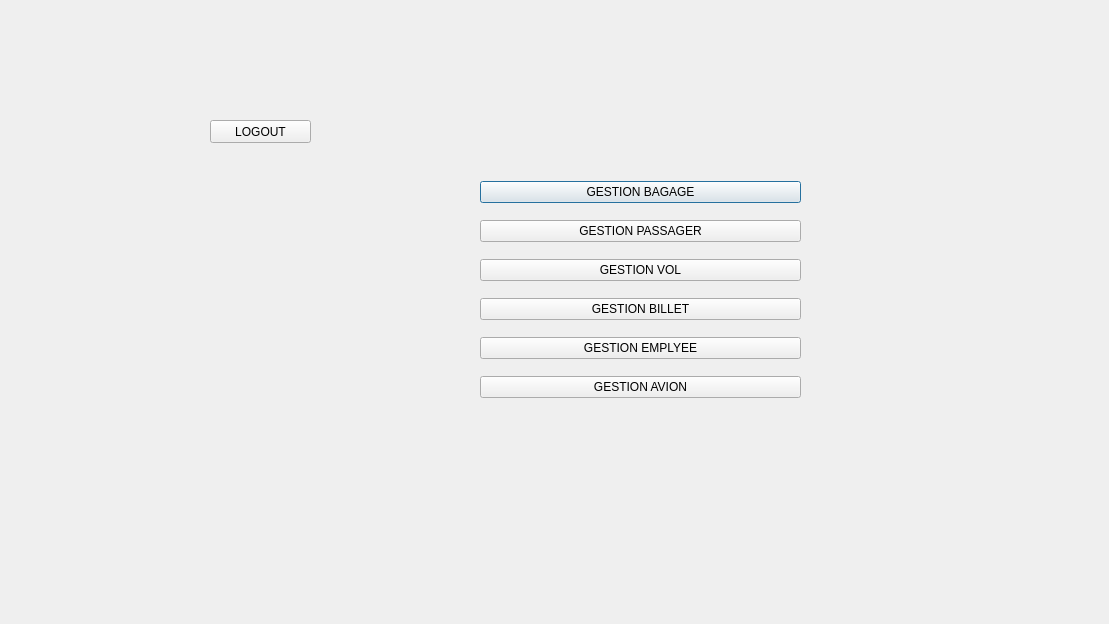
This is menu.ui in anasjoo/projet_Airport1 as Qt 5 draws it before an edit. The edited form follows.
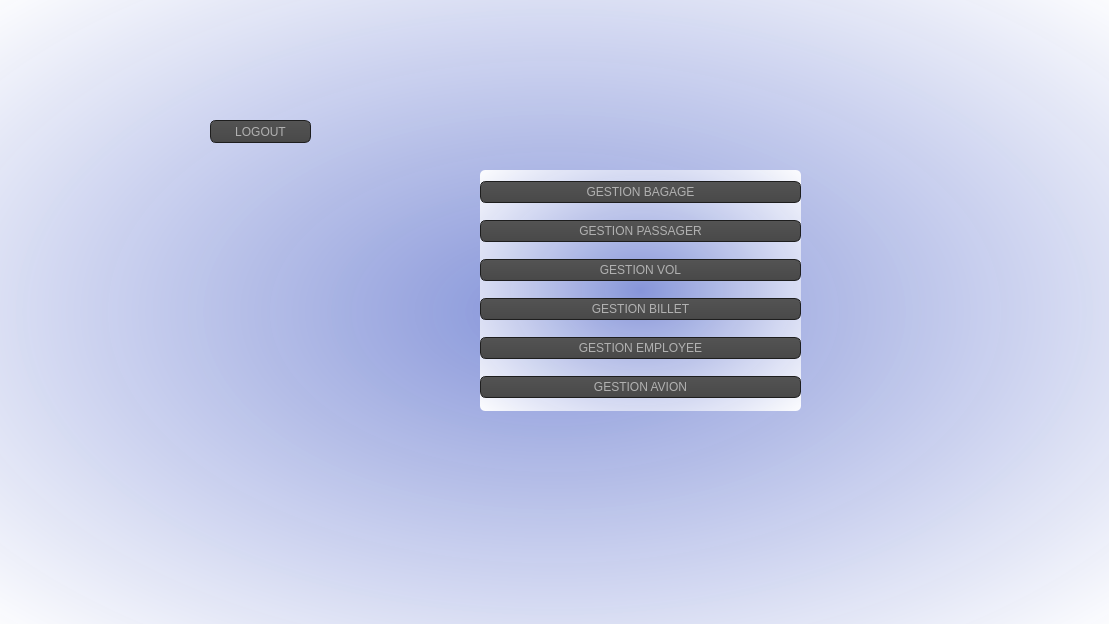
This is the edited form. Icons and pictures are not drawn.

```diff
--- a/menu.ui
+++ b/menu.ui
@@ -13,6 +13,963 @@
   <property name="windowTitle">
    <string>Dialog</string>
   </property>
+  <property name="styleSheet">
+   <string notr="true">QToolTip
+
+{
+
+     border: 1px solid black;
+
+     background-color: #ffa02f;
+
+     padding: 1px;
+
+     border-radius: 3px;
+
+     opacity: 100;
+
+}
+
+QFrame
+
+{
+
+	background-color: rgb(98, 98, 98);
+
+}
+
+
+
+QWidget
+
+{
+
+/* widget-&gt;setStyleSheet(&quot;background-color: transparent;&quot;);
+
+widget-&gt;setWindowFlags(Qt::FramelessWindowHint);   //No windowing
+
+widget-&gt;setAttribute(Qt::WA_TranslucentBackground); // No background*/
+
+	color: rgb(0, 0, 0);
+
+ /*  color: #b1b1b1;*/
+
+ 
+
+	background-color: qradialgradient(spread:pad, cx:0.5, cy:0.5, radius:0.732, fx:0.5, fy:0.5, stop:0 rgba(134, 149, 217, 245), stop:1 rgba(255, 255, 255, 255));
+
+	/*background-color: qradialgradient(spread:pad, cx:0.5, cy:0.5, radius:0.752, fx:0.513, fy:0.511364, stop:0 rgba(93, 63, 211, 255), stop:1 rgba(255, 255, 255, 255));*/
+
+
+
+  padding: 1px;
+
+   /* border-style: solid;
+
+  /*  border: 1px solid #1e1e1e;*/
+
+    border-radius: 5;
+
+  /* background-color: #674ea7;*/
+
+/*#323232; loun el page mtaa e l ajout w mtaa el supprimer w el adition w el affichage */
+
+}
+
+
+
+QWidget:item:hover
+
+{
+
+    background-color: QLinearGradient( x1: 0, y1: 0, x2: 0, y2: 1, stop: 0 #ffa02f, stop: 1 #ca0619);
+
+    color: #000000;
+
+}
+
+
+
+QWidget:item:selected
+
+{
+
+    background-color: QLinearGradient( x1: 0, y1: 0, x2: 0, y2: 1, stop: 0 #ffa02f, stop: 1 #d7801a);
+
+}
+
+
+
+QMenuBar::item
+
+{
+
+    background: transparent;
+
+}
+
+
+
+QMenuBar::item:selected
+
+{
+
+    background: transparent;
+
+    border: 1px solid #ffaa00;
+
+}
+
+
+
+QMenuBar::item:pressed
+
+{
+
+    background: #444;
+
+    border: 1px solid #000;
+
+    background-color: QLinearGradient(
+
+        x1:0, y1:0,
+
+        x2:0, y2:1,
+
+        stop:1 #212121,
+
+        stop:0.4 #343434/*,
+
+        stop:0.2 #343434,
+
+        stop:0.1 #ffaa00*/
+
+    );
+
+    margin-bottom:-1px;
+
+    padding-bottom:1px;
+
+}
+
+
+
+QMenu
+
+{
+
+    border: 1px solid #000;
+
+}
+
+
+
+QMenu::item
+
+{
+
+    padding: 2px 20px 2px 20px;
+
+}
+
+
+
+QMenu::item:selected
+
+{
+
+    color: #000000;
+
+}
+
+
+
+QWidget:disabled
+
+{
+
+    color: #404040;
+
+    background-color: #323232;
+
+}
+
+
+
+QAbstractItemView
+
+{
+
+    background-color: QLinearGradient( x1: 0, y1: 0, x2: 0, y2: 1, stop: 0 #4d4d4d, stop: 0.1 #646464, stop: 1 #5d5d5d);
+
+}
+
+
+
+QWidget:focus
+
+{
+
+    /*border: 2px solid QLinearGradient( x1: 0, y1: 0, x2: 0, y2: 1, stop: 0 #ffa02f, stop: 1 #d7801a);*/
+
+}
+
+
+
+QLineEdit
+
+{
+
+    background-color: QLinearGradient( x1: 0, y1: 0, x2: 0, y2: 1, stop: 0 #4d4d4d, stop: 0 #646464, stop: 1 #5d5d5d);
+
+    padding: 1px;
+
+    border-style: solid;
+
+    border: 1px solid #1e1e1e;
+
+    border-radius: 5;
+
+}
+
+
+
+QPushButton
+
+{
+
+    color: #b1b1b1;
+
+    background-color: QLinearGradient( x1: 0, y1: 0, x2: 0, y2: 1, stop: 0 #565656, stop: 0.1 #525252, stop: 0.5 #4e4e4e, stop: 0.9 #4a4a4a, stop: 1 #464646);
+
+    border-width: 1px;
+
+    border-color: #1e1e1e;
+
+    border-style: solid;
+
+    border-radius: 6;
+
+    padding: 3px;
+
+    font-size: 12px;
+
+    padding-left: 5px;
+
+    padding-right: 5px;
+
+}
+
+
+
+QPushButton:pressed
+
+{
+
+    background-color: QLinearGradient( x1: 0, y1: 0, x2: 0, y2: 1, stop: 0 #2d2d2d, stop: 0.1 #2b2b2b, stop: 0.5 #292929, stop: 0.9 #282828, stop: 1 #252525);
+
+}
+
+
+
+QComboBox
+
+{
+
+    selection-background-color: #ffaa00;
+
+    background-color: QLinearGradient( x1: 0, y1: 0, x2: 0, y2: 1, stop: 0 #565656, stop: 0.1 #525252, stop: 0.5 #4e4e4e, stop: 0.9 #4a4a4a, stop: 1 #464646);
+
+    border-style: solid;
+
+    border: 1px solid #1e1e1e;
+
+    border-radius: 5;
+
+}
+
+
+
+QComboBox:hover,QPushButton:hover
+
+{
+
+    border: 2px solid QLinearGradient( x1: 0, y1: 0, x2: 0, y2: 1, stop: 0 #ffa02f, stop: 1 #d7801a);
+
+}
+
+
+
+
+
+QComboBox:on
+
+{
+
+    padding-top: 3px;
+
+    padding-left: 4px;
+
+    background-color: QLinearGradient( x1: 0, y1: 0, x2: 0, y2: 1, stop: 0 #2d2d2d, stop: 0.1 #2b2b2b, stop: 0.5 #292929, stop: 0.9 #282828, stop: 1 #252525);
+
+    selection-background-color: #ffaa00;
+
+}
+
+
+
+QComboBox QAbstractItemView
+
+{
+
+    border: 2px solid darkgray;
+
+    selection-background-color: QLinearGradient( x1: 0, y1: 0, x2: 0, y2: 1, stop: 0 #ffa02f, stop: 1 #d7801a);
+
+}
+
+
+
+QComboBox::drop-down
+
+{
+
+     subcontrol-origin: padding;
+
+     subcontrol-position: top right;
+
+     width: 15px;
+
+
+
+     border-left-width: 0px;
+
+     border-left-color: darkgray;
+
+     border-left-style: solid; /* just a single line */
+
+     border-top-right-radius: 3px; /* same radius as the QComboBox */
+
+     border-bottom-right-radius: 3px;
+
+ }
+
+
+
+QComboBox::down-arrow
+
+{
+
+     image: url(:/down_arrow.png);
+
+}
+
+
+
+QGroupBox:focus
+
+{
+
+border: 2px solid QLinearGradient( x1: 0, y1: 0, x2: 0, y2: 1, stop: 0 #ffa02f, stop: 1 #d7801a);
+
+}
+
+
+
+QTextEdit:focus
+
+{
+
+    border: 2px solid QLinearGradient( x1: 0, y1: 0, x2: 0, y2: 1, stop: 0 #ffa02f, stop: 1 #d7801a);
+
+}
+
+
+
+QScrollBar:horizontal {
+
+     border: 1px solid #222222;
+
+     background: QLinearGradient( x1: 0, y1: 0, x2: 0, y2: 1, stop: 0.0 #121212, stop: 0.2 #282828, stop: 1 #484848);
+
+     height: 7px;
+
+     margin: 0px 16px 0 16px;
+
+}
+
+
+
+QScrollBar::handle:horizontal
+
+{
+
+      background: QLinearGradient( x1: 0, y1: 0, x2: 1, y2: 0, stop: 0 #ffa02f, stop: 0.5 #d7801a, stop: 1 #ffa02f);
+
+      min-height: 20px;
+
+      border-radius: 2px;
+
+}
+
+
+
+QScrollBar::add-line:horizontal {
+
+      border: 1px solid #1b1b19;
+
+      border-radius: 2px;
+
+      background: QLinearGradient( x1: 0, y1: 0, x2: 1, y2: 0, stop: 0 #ffa02f, stop: 1 #d7801a);
+
+      width: 14px;
+
+      subcontrol-position: right;
+
+      subcontrol-origin: margin;
+
+}
+
+
+
+QScrollBar::sub-line:horizontal {
+
+      border: 1px solid #1b1b19;
+
+      border-radius: 2px;
+
+      background: QLinearGradient( x1: 0, y1: 0, x2: 1, y2: 0, stop: 0 #ffa02f, stop: 1 #d7801a);
+
+      width: 14px;
+
+     subcontrol-position: left;
+
+     subcontrol-origin: margin;
+
+}
+
+
+
+QScrollBar::right-arrow:horizontal, QScrollBar::left-arrow:horizontal
+
+{
+
+      border: 1px solid black;
+
+      width: 1px;
+
+      height: 1px;
+
+      background: white;
+
+}
+
+
+
+QScrollBar::add-page:horizontal, QScrollBar::sub-page:horizontal
+
+{
+
+      background: none;
+
+}
+
+
+
+QScrollBar:vertical
+
+{
+
+      background: QLinearGradient( x1: 0, y1: 0, x2: 1, y2: 0, stop: 0.0 #121212, stop: 0.2 #282828, stop: 1 #484848);
+
+      width: 7px;
+
+      margin: 16px 0 16px 0;
+
+      border: 1px solid #222222;
+
+}
+
+
+
+QScrollBar::handle:vertical
+
+{
+
+      background: QLinearGradient( x1: 0, y1: 0, x2: 0, y2: 1, stop: 0 #ffa02f, stop: 0.5 #d7801a, stop: 1 #ffa02f);
+
+      min-height: 20px;
+
+      border-radius: 2px;
+
+}
+
+
+
+QScrollBar::add-line:vertical
+
+{
+
+      border: 1px solid #1b1b19;
+
+      border-radius: 2px;
+
+      background: QLinearGradient( x1: 0, y1: 0, x2: 0, y2: 1, stop: 0 #ffa02f, stop: 1 #d7801a);
+
+      height: 14px;
+
+      subcontrol-position: bottom;
+
+      subcontrol-origin: margin;
+
+}
+
+
+
+QScrollBar::sub-line:vertical
+
+{
+
+      border: 1px solid #1b1b19;
+
+      border-radius: 2px;
+
+      background: QLinearGradient( x1: 0, y1: 0, x2: 0, y2: 1, stop: 0 #d7801a, stop: 1 #ffa02f);
+
+      height: 14px;
+
+      subcontrol-position: top;
+
+      subcontrol-origin: margin;
+
+}
+
+
+
+QScrollBar::up-arrow:vertical, QScrollBar::down-arrow:vertical
+
+{
+
+      border: 1px solid black;
+
+      width: 1px;
+
+      height: 1px;
+
+      background: white;
+
+}
+
+
+
+
+
+QScrollBar::add-page:vertical, QScrollBar::sub-page:vertical
+
+{
+
+      background: none;
+
+}
+
+
+
+QTextEdit
+
+{
+
+    background-color: #242424;
+
+}
+
+
+
+QPlainTextEdit
+
+{
+
+    background-color: #242424;
+
+}
+
+
+
+QHeaderView::section
+
+{
+
+    background-color: QLinearGradient(x1:0, y1:0, x2:0, y2:1, stop:0 #616161, stop: 0.5 #505050, stop: 0.6 #434343, stop:1 #656565);
+
+    color: white;
+
+    padding-left: 4px;
+
+    border: 1px solid #6c6c6c;
+
+}
+
+
+
+QCheckBox:disabled
+
+{
+
+color: #414141;
+
+}
+
+
+
+QDockWidget::title
+
+{
+
+    text-align: center;
+
+    spacing: 3px; /* spacing between items in the tool bar */
+
+    background-color: QLinearGradient(x1:0, y1:0, x2:0, y2:1, stop:0 #323232, stop: 0.5 #242424, stop:1 #323232);
+
+}
+
+
+
+QDockWidget::close-button, QDockWidget::float-button
+
+{
+
+    text-align: center;
+
+    spacing: 1px; /* spacing between items in the tool bar */
+
+    background-color: QLinearGradient(x1:0, y1:0, x2:0, y2:1, stop:0 #323232, stop: 0.5 #242424, stop:1 #323232);
+
+}
+
+
+
+QDockWidget::close-button:hover, QDockWidget::float-button:hover
+
+{
+
+    background: #242424;
+
+}
+
+
+
+QDockWidget::close-button:pressed, QDockWidget::float-button:pressed
+
+{
+
+    padding: 1px -1px -1px 1px;
+
+}
+
+
+
+QMainWindow::separator
+
+{
+
+    background-color: QLinearGradient(x1:0, y1:0, x2:0, y2:1, stop:0 #161616, stop: 0.5 #151515, stop: 0.6 #212121, stop:1 #343434);
+
+    color: white;
+
+    padding-left: 4px;
+
+    border: 1px solid #4c4c4c;
+
+    spacing: 3px; /* spacing between items in the tool bar */
+
+}
+
+
+
+QMainWindow::separator:hover
+
+{
+
+
+
+    background-color: QLinearGradient(x1:0, y1:0, x2:0, y2:1, stop:0 #d7801a, stop:0.5 #b56c17 stop:1 #ffa02f);
+
+    color: white;
+
+    padding-left: 4px;
+
+    border: 1px solid #6c6c6c;
+
+    spacing: 3px; /* spacing between items in the tool bar */
+
+}
+
+
+
+QToolBar::handle
+
+{
+
+     spacing: 3px; /* spacing between items in the tool bar */
+
+     background: url(:/images/handle.png);
+
+}
+
+
+
+QMenu::separator
+
+{
+
+    height: 2px;
+
+    background-color: QLinearGradient(x1:0, y1:0, x2:0, y2:1, stop:0 #161616, stop: 0.5 #151515, stop: 0.6 #212121, stop:1 #343434);
+
+    color: white;
+
+    padding-left: 4px;
+
+    margin-left: 10px;
+
+    margin-right: 5px;
+
+}
+
+
+
+QProgressBar
+
+{
+
+    border: 2px solid grey;
+
+    border-radius: 5px;
+
+    text-align: center;
+
+}
+
+
+
+QProgressBar::chunk
+
+{
+
+    background-color: #d7801a;
+
+    width: 2.15px;
+
+    margin: 0.5px;
+
+}
+
+
+
+QTabBar::tab {
+
+    color: #b1b1b1;
+
+    border: 1px solid #444;
+
+    border-bottom-style: none;
+
+    background-color: #323232;
+
+    padding-left: 10px;
+
+    padding-right: 10px;
+
+    padding-top: 3px;
+
+    padding-bottom: 2px;
+
+    margin-right: -1px;
+
+}
+
+
+
+QTabWidget::pane {
+
+    border: 1px solid #444;
+
+    top: 1px;
+
+}
+
+
+
+QTabBar::tab:last
+
+{
+
+    margin-right: 0; /* the last selected tab has nothing to overlap with on the right */
+
+    border-top-right-radius: 3px;
+
+}
+
+
+
+QTabBar::tab:first:!selected
+
+{
+
+ margin-left: 0px; /* the last selected tab has nothing to overlap with on the right */
+
+
+
+
+
+    border-top-left-radius: 3px;
+
+}
+
+
+
+QTabBar::tab:!selected
+
+{
+
+    color: #b1b1b1;
+
+    border-bottom-style: solid;
+
+    margin-top: 3px;
+
+    background-color: QLinearGradient(x1:0, y1:0, x2:0, y2:1, stop:1 #212121, stop:.4 #343434);
+
+}
+
+
+
+QTabBar::tab:selected
+
+{
+
+    border-top-left-radius: 3px;
+
+    border-top-right-radius: 3px;
+
+    margin-bottom: 0px;
+
+}
+
+
+
+QTabBar::tab:!selected:hover
+
+{
+
+    /*border-top: 2px solid #ffaa00;
+
+    padding-bottom: 3px;*/
+
+    border-top-left-radius: 3px;
+
+    border-top-right-radius: 3px;
+
+    background-color: QLinearGradient(x1:0, y1:0, x2:0, y2:1, stop:1 #212121, stop:0.4 #343434, stop:0.2 #343434, stop:0.1 #ffaa00);
+
+}
+
+
+
+QRadioButton::indicator:checked, QRadioButton::indicator:unchecked{
+
+    color: #b1b1b1;
+
+    background-color: #323232;
+
+    border: 1px solid #b1b1b1;
+
+    border-radius: 6px;
+
+}
+
+
+
+QRadioButton::indicator:checked
+
+{
+
+    background-color: qradialgradient(
+
+        cx: 0.5, cy: 0.5,
+
+        fx: 0.5, fy: 0.5,
+
+        radius: 1.0,
+
+        stop: 0.25 #ffaa00,
+
+        stop: 0.3 #323232
+
+    );
+
+}
+
+
+
+QCheckBox::indicator{
+
+    color: #b1b1b1;
+
+    background-color: #323232;
+
+    border: 1px solid #b1b1b1;
+
+    width: 9px;
+
+    height: 9px;
+
+}
+
+
+
+QRadioButton::indicator
+
+{
+
+    border-radius: 6px;
+
+}
+
+
+
+QRadioButton::indicator:hover, QCheckBox::indicator:hover
+
+{
+
+    border: 1px solid #ffaa00;
+
+}
+
+
+
+QCheckBox::indicator:checked
+
+{
+
+    image:url(:/images/checkbox.png);
+
+}
+
+
+
+QCheckBox::indicator:disabled, QRadioButton::indicator:disabled
+
+{
+
+    border: 1px solid #444;
+
+}
+
+
+
+</string>
+  </property>
   <widget class="QWidget" name="layoutWidget">
    <property name="geometry">
     <rect>
@@ -54,7 +1011,7 @@
     <item>
      <widget class="QPushButton" name="gestionEmployee">
       <property name="text">
-       <string>GESTION EMPLYEE</string>
+       <string>GESTION EMPLOYEE</string>
       </property>
      </widget>
     </item>
```
